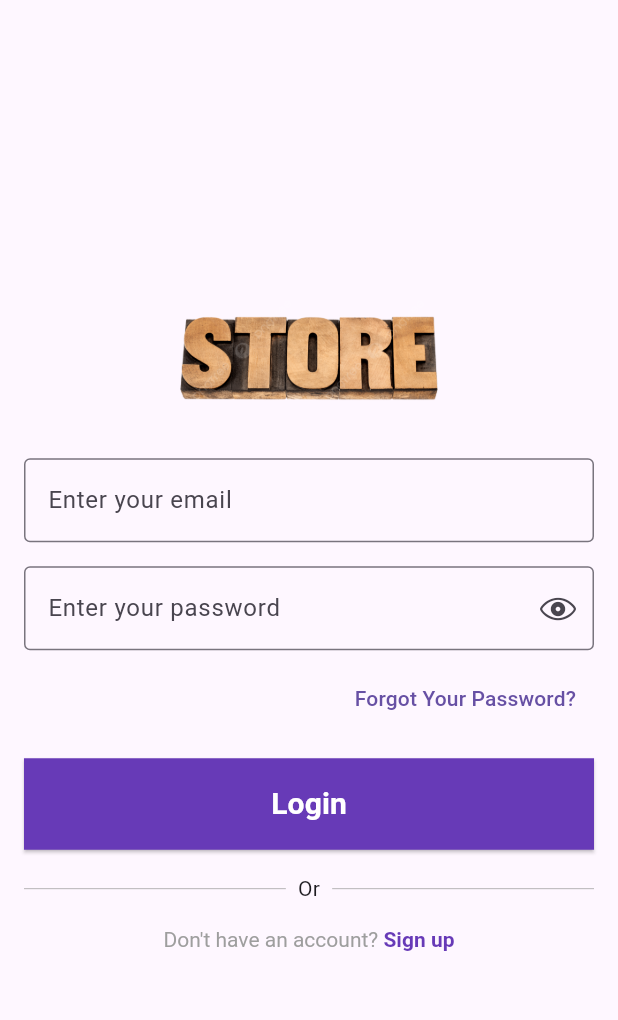
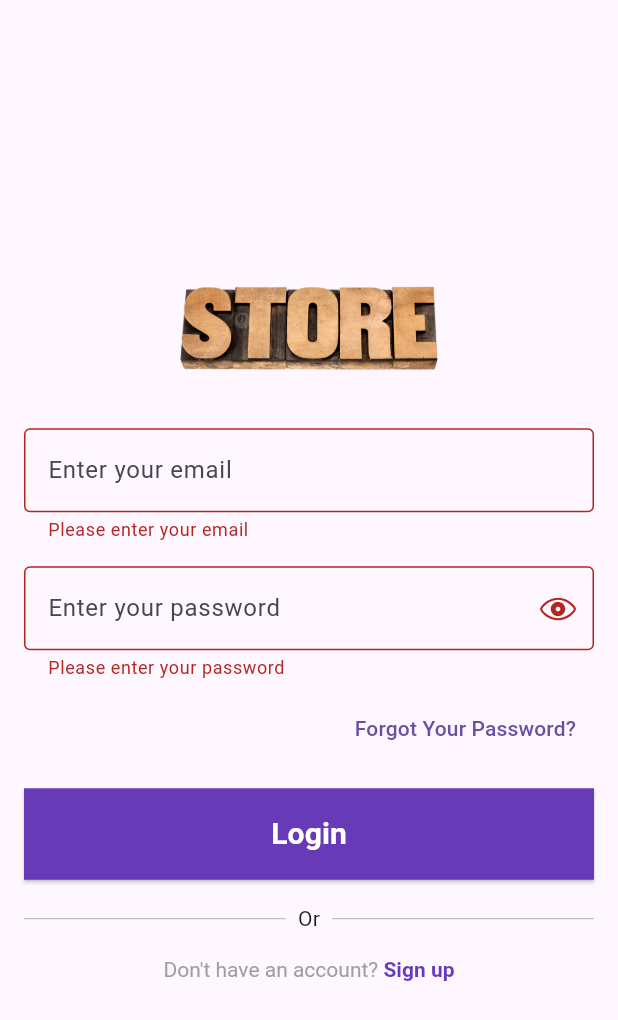
Before and after one commit to SalahYasser/store, a Flutter app: the screen it shows after launch, after a tap on "Login", on a phone screen of 412 x 824 dp. Shown: the top 1020 px of the screen. Run offline on Flutter 3.47's test engine with Material 3 defaults, Android fonts, the phone set to English and light mode, and no system bars; our stand-ins replace bloc.

Commit message:
add login form key to button

```diff
--- a/lib/core/widgets/custom_button.dart
+++ b/lib/core/widgets/custom_button.dart
@@ -1,7 +1,10 @@
 import 'package:flutter/material.dart';
 
 class CustomButton extends StatelessWidget {
-  const CustomButton({super.key});
+  const CustomButton({super.key, this.onPressed, required this.text});
+
+  final void Function()? onPressed;
+  final String text;
 
   @override
   Widget build(BuildContext context) {
@@ -13,9 +16,9 @@ class CustomButton extends StatelessWidget {
           shape: const RoundedRectangleBorder(borderRadius: BorderRadius.zero),
           padding: const EdgeInsets.symmetric(vertical: 16),
         ),
-        onPressed: () {},
-        child: const Text(
-          'Login',
+        onPressed: onPressed,
+        child: Text(
+          text,
           style: TextStyle(
             fontSize: 20,
             color: Colors.white,
--- a/lib/features/login/presentation/views/widgets/login_view_body.dart
+++ b/lib/features/login/presentation/views/widgets/login_view_body.dart
@@ -69,7 +69,14 @@ class LoginViewBody extends StatelessWidget {
               ),
             ),
             const SizedBox(height: 16),
-            const CustomButton(),
+            CustomButton(
+              text: 'Login',
+              onPressed: () {
+                if (loginFormKey.currentState!.validate()) {
+
+                }
+              },
+            ),
             const SizedBox(height: 16),
             const OrDivider(),
             const SizedBox(height: 16),
```
